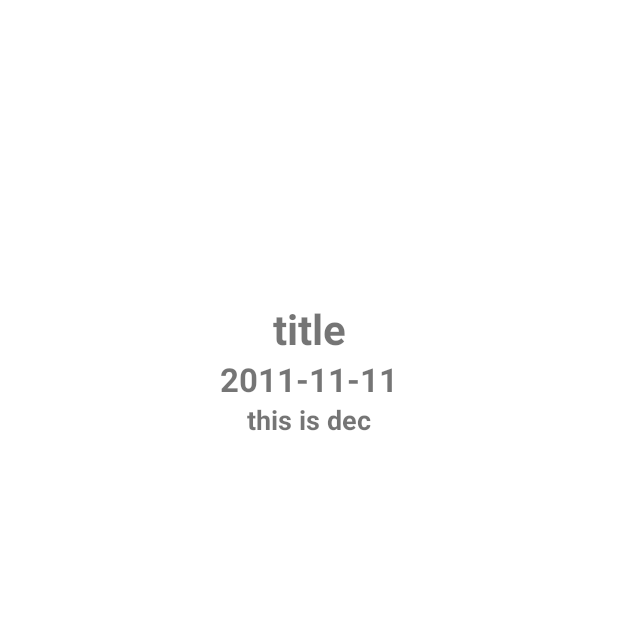
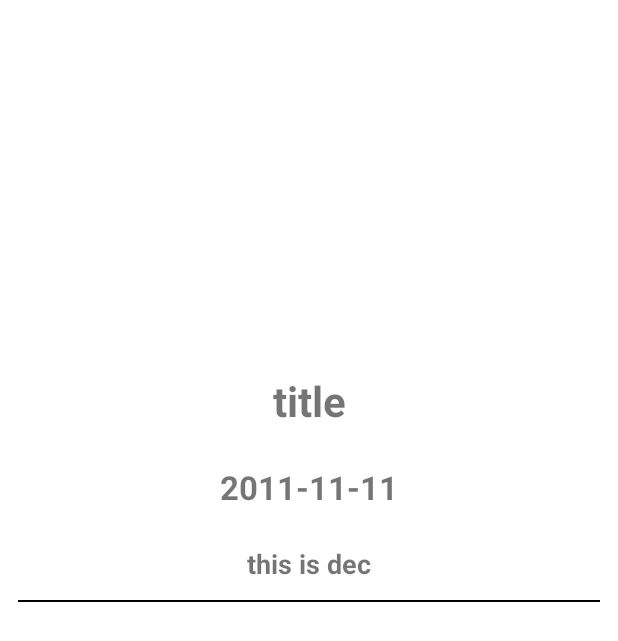
Before and after one commit to rkpsx7/Eval_8_11, an Android app: the layout item_layout.xml on its own in the app's theme, with its tools: preview values and no code run, on a phone screen of 412 x 824 dp. Shown: the top 641 px of the screen. Run offline under Robolectric (Android 15) with nearby library versions, the phone set to English and light mode, and no system bars.

Commit message:
data fetched

```diff
--- a/app/src/main/res/layout/item_layout.xml
+++ b/app/src/main/res/layout/item_layout.xml
@@ -3,6 +3,7 @@
     android:id="@+id/linear_item_layout_clickable"
     android:layout_width="match_parent"
     android:layout_height="wrap_content"
+    android:padding="12dp"
     android:orientation="vertical"
     android:gravity="center">
 
@@ -10,6 +11,7 @@
         android:id="@+id/iv_article_pic"
         android:layout_width="200dp"
         android:layout_height="200dp"
+        android:layout_margin="12dp"
         android:scaleType="fitXY"
         />
 
@@ -20,6 +22,7 @@
         android:textSize="28sp"
         android:gravity="center"
         android:maxLines="2"
+        android:layout_margin="12dp"
         android:ellipsize="end"
         android:text="title"
         android:textStyle="bold"/>
@@ -27,6 +30,7 @@
         android:id="@+id/tv_publish_date"
         android:layout_width="match_parent"
         android:layout_height="wrap_content"
+        android:layout_margin="12dp"
         android:textSize="22sp"
         android:gravity="center"
         android:maxLines="2"
@@ -38,12 +42,16 @@
         android:layout_width="match_parent"
         android:layout_height="wrap_content"
         android:textSize="18sp"
+        android:layout_margin="12dp"
         android:gravity="center"
         android:maxLines="3"
         android:ellipsize="end"
         android:text="this is dec"
         android:textStyle="bold"/>
-
+<View
+    android:layout_width="match_parent"
+    android:layout_height="1dp"
+    android:background="@color/black"/>
 
 
 
```
